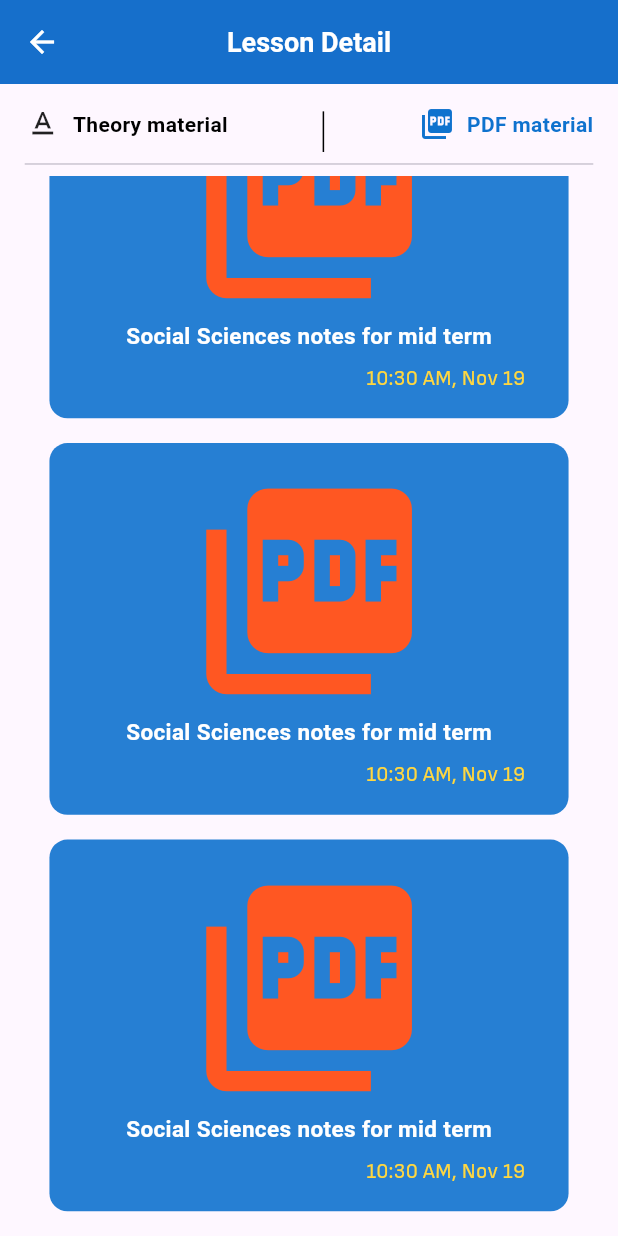
After one commit to allaharakha786/lms_portal, a Flutter app: the LessonDetailsScreen screen opened directly, scrolled down 576 dp, after a tap on "PDF material", on a phone screen of 412 x 824 dp. The commit adds this screen. Run offline on Flutter 3.47's test engine with Material 3 defaults, Android fonts, the phone set to English and light mode, and no system bars; our stand-ins replace flutter_screenutil, fluttertoast, get; missing offline and left inert: flutter_pdfview; Roboto replaces fonts that are missing (bold).

Commit message:
80% done

```diff
--- /dev/null
+++ b/lib/view/screens/lesson_details.dart
@@ -0,0 +1,201 @@
+import 'package:flutter/material.dart';
+import 'package:flutter/services.dart';
+import 'package:flutter_screenutil/flutter_screenutil.dart';
+import 'package:get/get.dart';
+import 'package:intl/intl.dart';
+import 'package:lms_portal/controllers/utills/myapp_colors.dart';
+import 'package:lms_portal/controllers/utills/myapp_styles.dart';
+import 'package:lms_portal/view/screens/splash_screen.dart';
+import 'package:fluttertoast/fluttertoast.dart';
+import 'package:lms_portal/view/screens/studentPanel/pdf_view_page.dart';
+
+class LessonDetailsScreen extends StatelessWidget {
+  LessonDetailsScreen({super.key});
+  RxInt selectedIndex = 0.obs;
+
+  @override
+  Widget build(BuildContext context) {
+    Size mediaQuerySize = MediaQuery.of(context).size;
+
+    return SafeArea(
+      child: Scaffold(
+        appBar: AppBar(
+          iconTheme: IconThemeData(
+            color: AppColors.whiteColor,
+          ),
+          backgroundColor: AppColors.primaryColor,
+          title: Text(
+            'Lesson Detail',
+            style: AppTextStyles.headingTextStyle.copyWith(color: AppColors.whiteColor, fontSize: 18),
+          ),
+          centerTitle: true,
+        ),
+        body: Obx(() {
+          return Container(
+            height: mediaQuerySize.height,
+            width: mediaQuerySize.width,
+            child: Padding(
+              padding: EdgeInsets.symmetric(horizontal: mediaQuerySize.width * 0.04.w, vertical: mediaQuerySize.height * 0.01.h),
+              child: Column(
+                children: [
+                  GestureDetector(
+                    onTap: () {
+                      selectedIndex.value = 0;
+                    },
+                    child: Row(
+                      mainAxisAlignment: MainAxisAlignment.spaceBetween,
+                      children: [
+                        // Left Row with Icon and Text
+                        Row(
+                          children: [
+                            Icon(Icons.text_format, color: selectedIndex.value == 0 ? AppColors.primaryColor : null),
+                            SizedBox(width: 8), // Space between icon and text
+                            Text(
+                              'Theory material',
+                              style: AppTextStyles.headingTextStyle.copyWith(fontSize: 14, color: selectedIndex.value == 0 ? AppColors.primaryColor : null),
+                            ),
+                          ],
+                        ),
+                        // Vertical Divider
+                        Container(
+                          height: mediaQuerySize.height * 0.045, // Give the divider a height
+                          child: VerticalDivider(
+                            color: Colors.black,
+                            indent: 10,
+                            thickness: 1,
+                            width: 1,
+                          ),
+                        ),
+                        // Right Row with Icon and Text
+                        GestureDetector(
+                          onTap: () {
+                            selectedIndex.value = 1;
+                          },
+                          child: Row(
+                            children: [
+                              Icon(
+                                Icons.picture_as_pdf,
+                                color: selectedIndex.value == 1 ? AppColors.primaryColor : null,
+                              ),
+                              SizedBox(width: 8), // Space between icon and text
+                              Text(
+                                'PDF material',
+                                style: AppTextStyles.headingTextStyle.copyWith(fontSize: 14, color: selectedIndex.value == 1 ? AppColors.primaryColor : null),
+                              ),
+                            ],
+                          ),
+                        ),
+                      ],
+                    ),
+                  ),
+                  Divider(),
+                  selectedIndex == 0
+                      ? Expanded(
+                          child: ListView.builder(
+                            itemCount: quizTextList.length,
+                            itemBuilder: (context, index) {
+                              return Container(
+                                margin: EdgeInsets.symmetric(horizontal: mediaQuerySize.width * 0.04.w, vertical: mediaQuerySize.height * 0.01.h),
+                                padding: EdgeInsets.symmetric(horizontal: mediaQuerySize.width * 0.07.w, vertical: mediaQuerySize.height * 0.02.h),
+                                width: mediaQuerySize.width.w,
+                                decoration: BoxDecoration(borderRadius: BorderRadius.circular(12), color: AppColors.primaryColor.withOpacity(0.9)),
+                                child: Column(
+                                  children: [
+                                    Text(
+                                      quizTextList[index],
+                                      textAlign: TextAlign.center,
+                                      style: AppTextStyles.simpleText.copyWith(color: AppColors.whiteColor, fontSize: 15),
+                                    ),
+                                    SizedBox(
+                                      height: mediaQuerySize.height * 0.02.h,
+                                    ),
+                                    Row(
+                                      mainAxisAlignment: MainAxisAlignment.end,
+                                      crossAxisAlignment: CrossAxisAlignment.center,
+                                      children: [
+                                        IconButton(
+                                            onPressed: () {
+                                              Clipboard.setData(ClipboardData(text: quizTextList[index]));
+                                              Fluttertoast.showToast(msg: 'text copied');
+                                            },
+                                            icon: Icon(
+                                              Icons.content_copy,
+                                              color: Colors.amberAccent,
+                                            )),
+                                        Spacer(),
+                                        Text(
+                                          "${DateFormat('h:mm a, MMM dd').format(DateTime.now())}",
+                                          style: AppTextStyles.simpleText.copyWith(color: Colors.amberAccent),
+                                        )
+                                      ],
+                                    )
+                                  ],
+                                ),
+                              );
+                            },
+                          ),
+                        )
+                      : Expanded(
+                          child: ListView.builder(
+                            itemCount: 3,
+                            itemBuilder: (context, index) {
+                              return GestureDetector(
+                                onTap: () {
+                                  Get.to(() => PdfViewPage(pdfAssetPath: 'assets/pdfs/Appoverview.pdf'));
+                                },
+                                child: Container(
+                                  margin: EdgeInsets.symmetric(horizontal: mediaQuerySize.width * 0.04.w, vertical: mediaQuerySize.height * 0.01.h),
+                                  padding: EdgeInsets.symmetric(horizontal: mediaQuerySize.width * 0.07.w, vertical: mediaQuerySize.height * 0.02.h),
+                                  width: mediaQuerySize.width.w,
+                                  decoration: BoxDecoration(borderRadius: BorderRadius.circular(12), color: AppColors.primaryColor.withOpacity(0.9)),
+                                  child: Column(
+                                    children: [
+                                      Icon(
+                                        Icons.picture_as_pdf,
+                                        color: Colors.deepOrange,
+                                        size: mediaQuerySize.height * 0.2.h,
+                                      ),
+                                      SizedBox(
+                                        height: mediaQuerySize.height * 0.001.h,
+                                      ),
+                                      Text(
+                                        'Social Sciences notes for mid term',
+                                        style: AppTextStyles.headingTextStyle.copyWith(color: AppColors.whiteColor, fontSize: 15),
+                                      ),
+                                      SizedBox(
+                                        height: mediaQuerySize.height * 0.01.h,
+                                      ),
+                                      Align(
+                                        alignment: Alignment.bottomRight,
+                                        child: Text(
+                                          "${DateFormat('h:mm a, MMM dd').format(DateTime.now())}",
+                                          style: AppTextStyles.simpleText.copyWith(color: Colors.amberAccent),
+                                        ),
+                                      )
+                                    ],
+                                  ),
+                                ),
+                              );
+                            },
+                          ),
+                        )
+                ],
+              ),
+            ),
+          );
+        }),
+      ),
+    );
+  }
+
+  List<String> quizTextList = [
+    "Time management is crucial for achieving success in both personal and professional life. It allows individuals to prioritize tasks, minimize distractions, and stay focused on what matters most. By managing time effectively, people can reduce stress and improve productivity, creating more time for personal activities and ensuring their goals are met.",
+    "Social media has drastically transformed communication in the modern world. It enables instant connections across borders, allowing users to share ideas, experiences, and opinions. While it has brought positive change, it has also raised concerns about privacy, misinformation, and the negative impact on mental health due to overuse or unrealistic comparisons.",
+    "Artificial Intelligence (AI) is revolutionizing industries by simulating human intelligence in machines. From healthcare to transportation, AI improves efficiency and decision-making by processing vast amounts of data. However, as AI evolves, questions arise about its ethical use, potential job losses, and the impact it may have on privacy and security.",
+    "Education is the key to unlocking opportunities and empowering individuals. It provides knowledge, promotes critical thinking, and helps people develop skills needed for success in the workplace and beyond. Beyond academics, education also shapes a person's character and values, encouraging them to be responsible citizens and contributing members of society.",
+    "Climate change is one of the most pressing global challenges of our time. Rising temperatures, extreme weather events, and sea-level rise are all consequences of human activity. Addressing climate change requires collective global action to reduce carbon emissions, transition to renewable energy, and protect ecosystems for future generations.",
+    "Mental health is an important aspect of overall well-being. Conditions like anxiety, depression, and stress affect millions worldwide. Raising awareness about mental health helps reduce stigma and encourages individuals to seek help when needed. Creating supportive environments and promoting self-care can improve mental health outcomes for individuals and communities.",
+    "Renewable energy sources such as solar, wind, and hydroelectric power are becoming increasingly important in the fight against climate change. These energy sources are sustainable, reduce dependence on fossil fuels, and lower greenhouse gas emissions. Transitioning to renewable energy is essential for ensuring a cleaner, more sustainable future for our planet.",
+    "The internet has transformed the way we access information and communicate. It has opened doors for innovation, education, and global connectivity. However, the internet also presents challenges such as online privacy concerns, cybersecurity risks, and the spread of misinformation, making it crucial to promote digital literacy and safe online practices.",
+  ];
+}
--- a/lib/view/screens/studentPanel/courses_details_screen.dart
+++ b/lib/view/screens/studentPanel/courses_details_screen.dart
@@ -1,7 +1,9 @@
 import 'package:flutter/material.dart';
 import 'package:flutter_screenutil/flutter_screenutil.dart';
+import 'package:get/get.dart';
 import 'package:lms_portal/controllers/utills/myapp_colors.dart';
 import 'package:lms_portal/controllers/utills/myapp_styles.dart';
+import 'package:lms_portal/view/screens/lesson_details.dart';
 
 class CoursesDetailsScreen extends StatelessWidget {
   const CoursesDetailsScreen({super.key});
@@ -33,7 +35,11 @@ class CoursesDetailsScreen extends StatelessWidget {
               SizedBox(
                 height: mediaQuerySize.height * 0.05.h,
               ),
-              Container(
+              GestureDetector(
+                onTap: () {
+                  Get.to(() => LessonDetailsScreen());
+                },
+                child: Container(
                   height: mediaQuerySize.height * 0.3.h,
                   width: mediaQuerySize.width,
                   decoration: BoxDecoration(borderRadius: BorderRadius.circular(15), color: AppColors.primaryColor, image: DecorationImage(fit: BoxFit.cover, image: AssetImage('assets/pngs/lessons_image.jpg'))),
@@ -56,6 +62,7 @@ class CoursesDetailsScreen extends StatelessWidget {
                           style: AppTextStyles.simpleText.copyWith(color: AppColors.whiteColor, fontSize: 13),
                         ),
                       ],
+                    ),
                   ),
                 ),
               ),
--- /dev/null
+++ b/lib/view/screens/studentPanel/pdf_view_page.dart
@@ -0,0 +1,49 @@
+import 'package:flutter/material.dart';
+import 'package:flutter_pdfview/flutter_pdfview.dart';
+import 'package:flutter/services.dart' show rootBundle;
+import 'package:path_provider/path_provider.dart';
+import 'dart:io';
+
+class PdfViewPage extends StatelessWidget {
+  final String pdfAssetPath;
+
+  PdfViewPage({required this.pdfAssetPath});
+
+  Future<String> loadAndSavePdf() async {
+    // Load the PDF from assets
+    final byteData = await rootBundle.load(pdfAssetPath);
+
+    // Get the temporary directory path
+    final tempDir = await getTemporaryDirectory();
+    final tempPath = '${tempDir.path}/temp.pdf';
+
+    // Write the PDF to the temporary directory
+    final file = File(tempPath);
+    await file.writeAsBytes(byteData.buffer.asUint8List());
+
+    // Return the path to the PDF file
+    return tempPath;
+  }
+
+  @override
+  Widget build(BuildContext context) {
+    return Scaffold(
+      appBar: AppBar(title: Text('PDF Viewer')),
+      body: FutureBuilder<String>(
+        future: loadAndSavePdf(),
+        builder: (context, snapshot) {
+          if (snapshot.connectionState == ConnectionState.waiting) {
+            return Center(child: CircularProgressIndicator());
+          }
+          if (snapshot.hasError) {
+            return Center(child: Text("Error loading PDF"));
+          }
+
+          return PDFView(
+            filePath: snapshot.data!, // The file path to the PDF
+          );
+        },
+      ),
+    );
+  }
+}
--- a/pubspec.yaml
+++ b/pubspec.yaml
@@ -38,6 +38,10 @@ dependencies:
   flutter_screenutil: ^5.9.3
   get: ^4.6.6
   svg_flutter: ^0.0.1
+  flutter_pdfview: ^1.3.4
+  intl: ^0.19.0
+  fluttertoast: ^8.2.8
+  path_provider: ^2.1.5
 
 dev_dependencies:
   flutter_test:
@@ -65,6 +69,7 @@ flutter:
   assets:
     - assets/pngs/
     - assets/svgs/
+    - assets/pdfs/
   #   - images/a_dot_ham.jpeg
 
   # An image asset can refer to one or more resolution-specific "variants", see
```
Also changed, not shown: lib/view/screens/empty.dart (deleted), pubspec.lock, 2 other files. Lines whose indentation alone changed are shown as unchanged.
